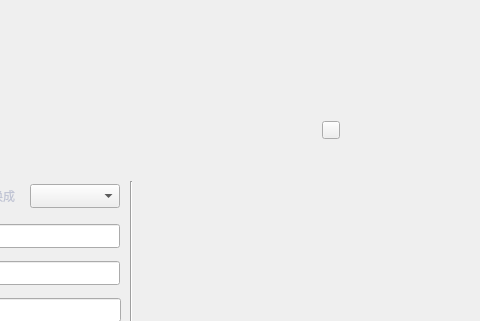
The window that LNKWallet/exchange/selldialog.ui (HcashOrg/hx-indicator) describes before a commit, drawn with Qt 5; both pictures show x 380 to 860 and y 0 to 321 of the 960 by 543 pixel window.
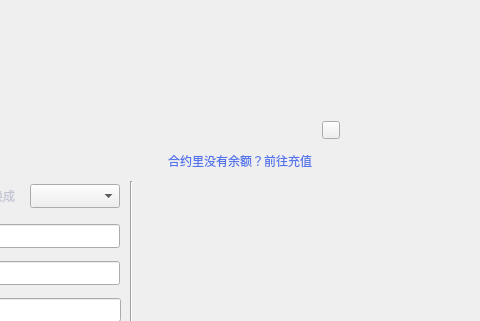
The same window after the commit.

Commit message: selldialog depositbtn

```diff
--- a/LNKWallet/exchange/selldialog.ui
+++ b/LNKWallet/exchange/selldialog.ui
@@ -320,6 +320,28 @@
       <enum>Qt::Vertical</enum>
      </property>
     </widget>
+    <widget class="QPushButton" name="depositBtn">
+     <property name="geometry">
+      <rect>
+       <x>290</x>
+       <y>40</y>
+       <width>200</width>
+       <height>20</height>
+      </rect>
+     </property>
+     <property name="cursor">
+      <cursorShape>PointingHandCursor</cursorShape>
+     </property>
+     <property name="styleSheet">
+      <string notr="true">color: rgb(84,116,235);
+font: 10px &quot;微软雅黑&quot;;
+border:none;
+background:transparent;</string>
+     </property>
+     <property name="text">
+      <string>合约里没有余额？前往充值</string>
+     </property>
+    </widget>
    </widget>
   </widget>
  </widget>
```
The commit also changes 7 other files.
